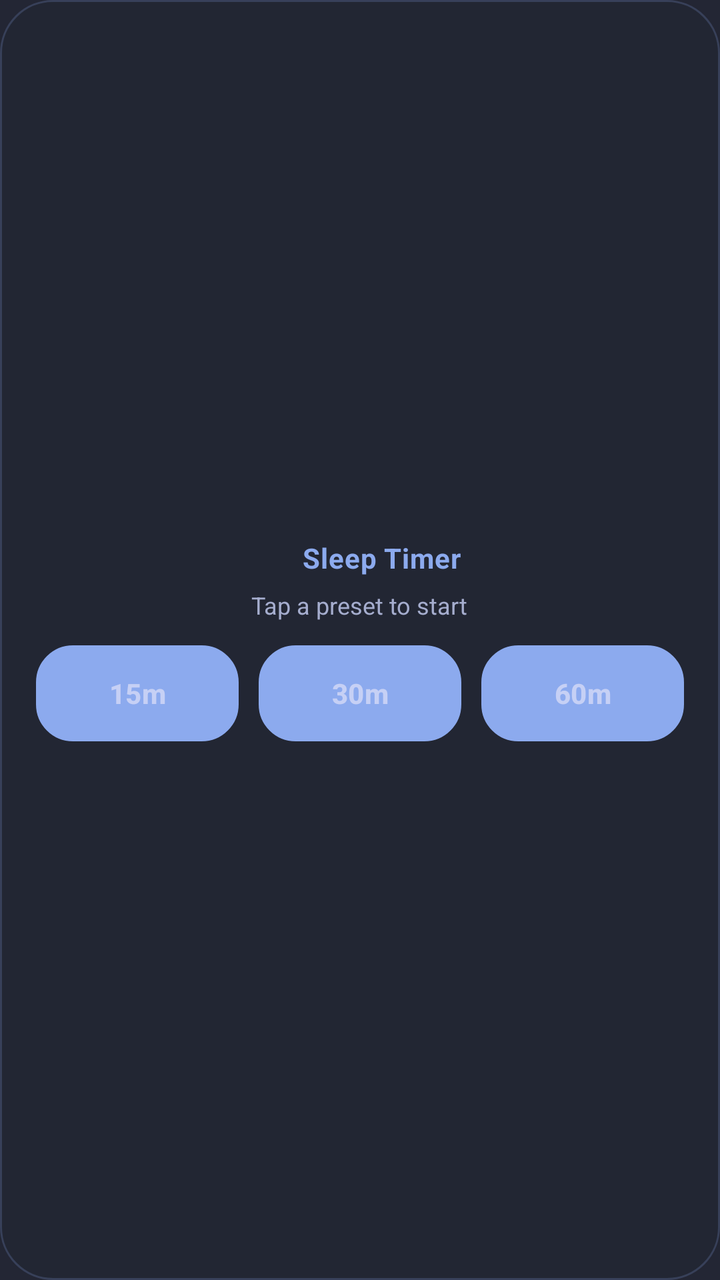
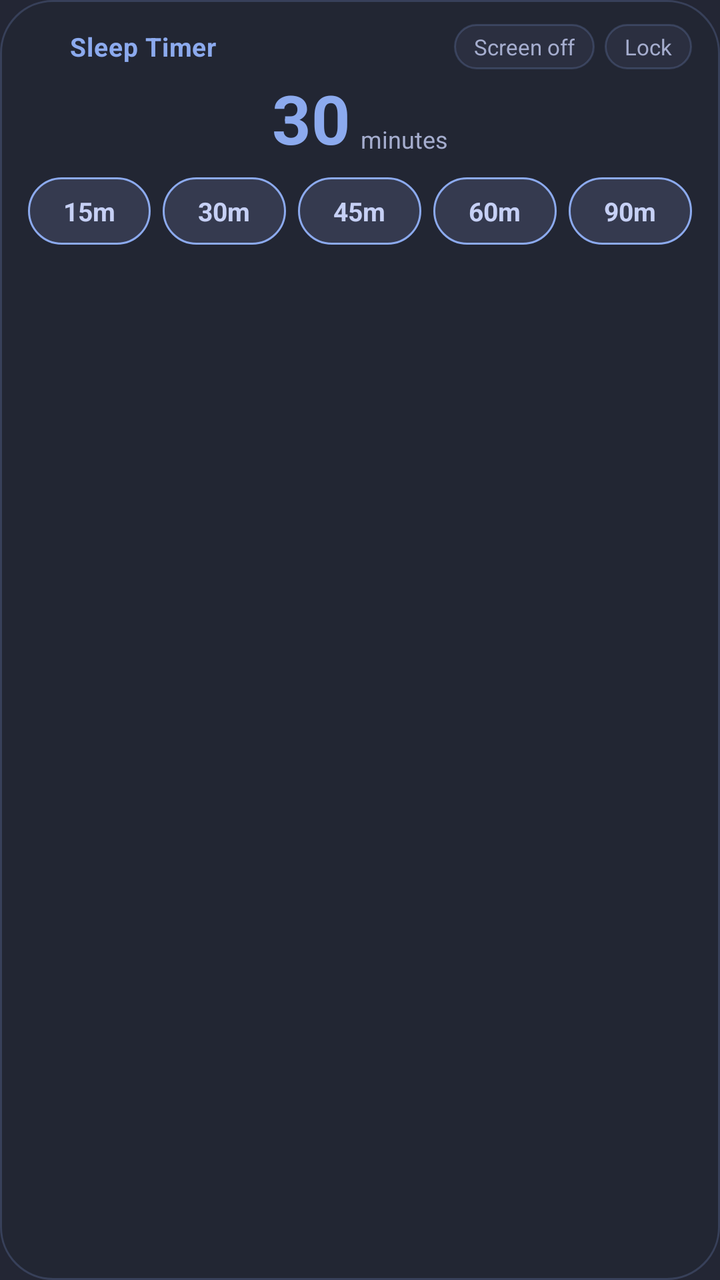

Before-and-after screenshots of an Android layout around one commit, followed by the original layout XML and the change that was made.
<!-- AndroidManifest.xml: application theme Theme.SleepTimer -->
<!-- res/layout/widget_sleep_timer.xml -->
<?xml version="1.0" encoding="utf-8"?>
<LinearLayout xmlns:android="http://schemas.android.com/apk/res/android"
    android:layout_width="match_parent"
    android:layout_height="match_parent"
    android:orientation="vertical"
    android:gravity="center"
    android:background="@drawable/widget_bg"
    android:paddingHorizontal="18dp"
    android:paddingVertical="16dp">

    
    <LinearLayout
        android:layout_width="wrap_content"
        android:layout_height="wrap_content"
        android:orientation="horizontal"
        android:gravity="center_vertical">

        <ImageView
            android:layout_width="16dp"
            android:layout_height="16dp"
            android:layout_marginEnd="6dp"
            android:src="@drawable/ic_stat_timer"
            android:tint="@color/accent"
            android:contentDescription="@null" />

        <TextView
            android:id="@+id/widget_title"
            android:layout_width="wrap_content"
            android:layout_height="wrap_content"
            android:text="@string/widget_title"
            android:textColor="@color/accent"
            android:textSize="14sp"
            android:letterSpacing="0.02"
            android:textStyle="bold" />
    </LinearLayout>

    
    <LinearLayout
        android:id="@+id/widget_idle"
        android:layout_width="match_parent"
        android:layout_height="wrap_content"
        android:orientation="vertical"
        android:gravity="center_horizontal">

        <TextView
            android:layout_width="wrap_content"
            android:layout_height="wrap_content"
            android:layout_marginTop="6dp"
            android:layout_marginBottom="12dp"
            android:text="@string/widget_tap"
            android:textColor="@color/on_bg_dim"
            android:textSize="12sp" />

        <LinearLayout
            android:layout_width="match_parent"
            android:layout_height="wrap_content"
            android:orientation="horizontal"
            android:baselineAligned="false">

            <Button
                android:id="@+id/widget_preset_1"
                android:layout_width="0dp"
                android:layout_height="wrap_content"
                android:layout_weight="1"
                android:layout_marginEnd="5dp"
                android:paddingVertical="9dp"
                android:background="@drawable/widget_preset_bg"
                android:text="@string/preset_15"
                android:textColor="@color/on_bg"
                android:textSize="14sp"
                android:textStyle="bold" />

            <Button
                android:id="@+id/widget_preset_2"
                android:layout_width="0dp"
                android:layout_height="wrap_content"
                android:layout_weight="1"
                android:layout_marginHorizontal="5dp"
                android:paddingVertical="9dp"
                android:background="@drawable/widget_preset_bg"
                android:text="@string/preset_30"
                android:textColor="@color/on_bg"
                android:textSize="14sp"
                android:textStyle="bold" />

            <Button
                android:id="@+id/widget_preset_3"
                android:layout_width="0dp"
                android:layout_height="wrap_content"
                android:layout_weight="1"
                android:layout_marginStart="5dp"
                android:paddingVertical="9dp"
                android:background="@drawable/widget_preset_bg"
                android:text="@string/preset_60"
                android:textColor="@color/on_bg"
                android:textSize="14sp"
                android:textStyle="bold" />
        </LinearLayout>
    </LinearLayout>

    
    <LinearLayout
        android:id="@+id/widget_running"
        android:layout_width="match_parent"
        android:layout_height="wrap_content"
        android:orientation="vertical"
        android:gravity="center_horizontal"
        android:visibility="gone">

        <Chronometer
            android:id="@+id/widget_chrono"
            android:layout_width="wrap_content"
            android:layout_height="wrap_content"
            android:layout_marginTop="8dp"
            android:layout_marginBottom="12dp"
            android:gravity="center"
            android:textColor="@color/accent"
            android:textSize="40sp"
            android:textStyle="bold"
            android:includeFontPadding="false" />

        <Button
            android:id="@+id/widget_cancel"
            android:layout_width="wrap_content"
            android:layout_height="wrap_content"
            android:minWidth="140dp"
            android:paddingHorizontal="32dp"
            android:paddingVertical="10dp"
            android:background="@drawable/widget_cancel_bg"
            android:text="@string/action_cancel"
            android:textColor="@color/on_bg"
            android:textSize="14sp"
            android:textStyle="bold" />
    </LinearLayout>

</LinearLayout>
<!-- resources referenced by this layout -->
<resources>
  <color name="accent">#8caaee</color>
  <color name="on_bg">#c6d0f5</color>
  <color name="on_bg_dim">#a5adce</color>
  <!-- drawable ic_stat_timer (drawable) -->
  <vector xmlns:android="http://schemas.android.com/apk/res/android"
      android:width="24dp"
      android:height="24dp"
      android:viewportWidth="24"
      android:viewportHeight="24">
      <path
          android:fillColor="#FFFFFFFF"
          android:pathData="M12,3 A9,9 0 1,0 12,21 A7,7 0 1,1 12,3 Z" />
  </vector>
  <!-- drawable widget_bg (drawable) -->
  <?xml version="1.0" encoding="utf-8"?>
  <shape xmlns:android="http://schemas.android.com/apk/res/android"
      android:shape="rectangle">
      <solid android:color="@color/widget_bg" />
      <corners android:radius="26dp" />
      <stroke android:width="1dp" android:color="@color/widget_stroke" />
  </shape>
  <!-- drawable widget_cancel_bg (drawable) -->
  <?xml version="1.0" encoding="utf-8"?>
  <shape xmlns:android="http://schemas.android.com/apk/res/android"
      android:shape="rectangle">
      <solid android:color="@color/surface_variant" />
      <corners android:radius="24dp" />
  </shape>
  <!-- drawable widget_preset_bg (drawable) -->
  <?xml version="1.0" encoding="utf-8"?>
  <shape xmlns:android="http://schemas.android.com/apk/res/android"
      android:shape="rectangle">
      <solid android:color="@color/surface_variant" />
      <corners android:radius="18dp" />
      <stroke android:width="1dp" android:color="@color/accent" />
  </shape>
  <string name="action_cancel">Cancel</string>
  <string name="preset_15">15m</string>
  <string name="preset_30">30m</string>
  <string name="preset_60">60m</string>
  <string name="widget_tap">Tap a preset to start</string>
  <string name="widget_title">Sleep Timer</string>
  <style name="Theme.SleepTimer" parent="Theme.Material3.Dark.NoActionBar">
          <item name="colorPrimary">@color/accent</item>
          <item name="colorOnPrimary">@color/accent_on</item>
          <item name="colorSecondary">@color/accent</item>
          <item name="android:colorBackground">@color/bg</item>
          <item name="colorSurface">@color/surface</item>
          <item name="colorSurfaceVariant">@color/surface_variant</item>
          <item name="colorOnSurface">@color/on_bg</item>
          <item name="colorOnSurfaceVariant">@color/on_bg_dim</item>
          <item name="android:windowBackground">@color/bg</item>
          <item name="android:statusBarColor">@color/bg</item>
          <item name="android:navigationBarColor">@color/bg</item>
      </style>
  <color name="widget_bg">#e6232634</color>
  <color name="widget_stroke">#338caaee</color>
  <color name="surface_variant">#353a4f</color>
  <color name="accent_on">#232634</color>
  <color name="bg">#232634</color>
  <color name="surface">#2b2f40</color>
</resources>

<!-- the commit's change to res/layout/widget_sleep_timer.xml (unified diff, before → after) -->
@@ -1,37 +1,108 @@
 <?xml version="1.0" encoding="utf-8"?>
 <LinearLayout xmlns:android="http://schemas.android.com/apk/res/android"
+    xmlns:tools="http://schemas.android.com/tools"
     android:layout_width="match_parent"
     android:layout_height="match_parent"
     android:orientation="vertical"
-    android:gravity="center"
     android:background="@drawable/widget_bg"
-    android:paddingHorizontal="18dp"
-    android:paddingVertical="16dp">
-
-    
-    <LinearLayout
-        android:layout_width="wrap_content"
-        android:layout_height="wrap_content"
-        android:orientation="horizontal"
-        android:gravity="center_vertical">
+    android:paddingHorizontal="14dp"
+    android:paddingVertical="12dp">
+
+    
+    <LinearLayout
+        android:layout_width="match_parent"
+        android:layout_height="wrap_content"
+        android:orientation="horizontal"
+        android:gravity="center_vertical"
+        android:baselineAligned="false">
 
         <ImageView
-            android:layout_width="16dp"
-            android:layout_height="16dp"
+            android:id="@+id/widget_icon"
+            android:layout_width="15dp"
+            android:layout_height="15dp"
             android:layout_marginEnd="6dp"
             android:src="@drawable/ic_stat_timer"
             android:tint="@color/accent"
-            android:contentDescription="@null" />
+            android:contentDescription="@string/widget_title"
+            tools:ignore="UseAppTint" />
 
         <TextView
             android:id="@+id/widget_title"
-            android:layout_width="wrap_content"
-            android:layout_height="wrap_content"
+            android:layout_width="0dp"
+            android:layout_height="wrap_content"
+            android:layout_weight="1"
             android:text="@string/widget_title"
             android:textColor="@color/accent"
-            android:textSize="14sp"
-            android:letterSpacing="0.02"
-            android:textStyle="bold" />
+            android:textSize="13sp"
+            android:textStyle="bold"
+            android:letterSpacing="0.02" />
+
+        <TextView
+            android:id="@+id/widget_screen_off"
+            android:layout_width="wrap_content"
+            android:layout_height="wrap_content"
+            android:background="@drawable/widget_chip_off"
+            android:gravity="center"
+            android:paddingHorizontal="10dp"
+            android:paddingVertical="4dp"
+            android:text="@string/widget_screen_off"
+            android:textColor="@color/on_bg_dim"
+            android:textSize="11sp" />
+
+        <TextView
+            android:id="@+id/widget_lock"
+            android:layout_width="wrap_content"
+            android:layout_height="wrap_content"
+            android:layout_marginStart="5dp"
+            android:background="@drawable/widget_chip_off"
+            android:gravity="center"
+            android:paddingHorizontal="10dp"
+            android:paddingVertical="4dp"
+            android:text="@string/widget_lock"
+            android:textColor="@color/on_bg_dim"
+            android:textSize="11sp" />
+    </LinearLayout>
+
+    
+    <LinearLayout
+        android:layout_width="wrap_content"
+        android:layout_height="wrap_content"
+        android:layout_gravity="center_horizontal"
+        android:layout_marginTop="6dp"
+        android:orientation="horizontal"
+        android:gravity="bottom"
+        android:baselineAligned="false">
+
+        <TextView
+            android:id="@+id/widget_value"
+            android:layout_width="wrap_content"
+            android:layout_height="wrap_content"
+            android:text="30"
+            android:textColor="@color/accent"
+            android:textSize="34sp"
+            android:textStyle="bold"
+            android:includeFontPadding="false" />
+
+        <Chronometer
+            android:id="@+id/widget_chrono"
+            android:layout_width="wrap_content"
+            android:layout_height="wrap_content"
+            android:textColor="@color/accent"
+            android:textSize="34sp"
+            android:textStyle="bold"
+            android:includeFontPadding="false"
+            android:visibility="gone" />
+
+        
+        <TextView
+            android:id="@+id/widget_sub"
+            android:layout_width="wrap_content"
+            android:layout_height="wrap_content"
+            android:layout_marginStart="5dp"
+            android:layout_marginBottom="3dp"
+            android:text="@string/minutes"
+            android:textColor="@color/on_bg_dim"
+            android:textSize="12sp" />
     </LinearLayout>
 
     
@@ -39,63 +110,79 @@
         android:id="@+id/widget_idle"
         android:layout_width="match_parent"
         android:layout_height="wrap_content"
-        android:orientation="vertical"
-        android:gravity="center_horizontal">
-
-        <TextView
-            android:layout_width="wrap_content"
-            android:layout_height="wrap_content"
-            android:layout_marginTop="6dp"
-            android:layout_marginBottom="12dp"
-            android:text="@string/widget_tap"
-            android:textColor="@color/on_bg_dim"
-            android:textSize="12sp" />
-
-        <LinearLayout
-            android:layout_width="match_parent"
-            android:layout_height="wrap_content"
-            android:orientation="horizontal"
-            android:baselineAligned="false">
-
-            <Button
-                android:id="@+id/widget_preset_1"
-                android:layout_width="0dp"
-                android:layout_height="wrap_content"
-                android:layout_weight="1"
-                android:layout_marginEnd="5dp"
-                android:paddingVertical="9dp"
-                android:background="@drawable/widget_preset_bg"
-                android:text="@string/preset_15"
-                android:textColor="@color/on_bg"
-                android:textSize="14sp"
-                android:textStyle="bold" />
-
-            <Button
-                android:id="@+id/widget_preset_2"
-                android:layout_width="0dp"
-                android:layout_height="wrap_content"
-                android:layout_weight="1"
-                android:layout_marginHorizontal="5dp"
-                android:paddingVertical="9dp"
-                android:background="@drawable/widget_preset_bg"
-                android:text="@string/preset_30"
-                android:textColor="@color/on_bg"
-                android:textSize="14sp"
-                android:textStyle="bold" />
-
-            <Button
-                android:id="@+id/widget_preset_3"
-                android:layout_width="0dp"
-                android:layout_height="wrap_content"
-                android:layout_weight="1"
-                android:layout_marginStart="5dp"
-                android:paddingVertical="9dp"
-                android:background="@drawable/widget_preset_bg"
-                android:text="@string/preset_60"
-                android:textColor="@color/on_bg"
-                android:textSize="14sp"
-                android:textStyle="bold" />
-        </LinearLayout>
+        android:layout_marginTop="8dp"
+        android:orientation="horizontal"
+        android:baselineAligned="false">
+
+        <TextView
+            android:id="@+id/widget_preset_1"
+            android:layout_width="0dp"
+            android:layout_height="wrap_content"
+            android:layout_weight="1"
+            android:layout_marginEnd="3dp"
+            android:background="@drawable/widget_preset_bg"
+            android:gravity="center"
+            android:paddingVertical="8dp"
+            android:text="@string/preset_15"
+            android:textColor="@color/on_bg"
+            android:textSize="13sp"
+            android:textStyle="bold" />
+
+        <TextView
+            android:id="@+id/widget_preset_2"
+            android:layout_width="0dp"
+            android:layout_height="wrap_content"
+            android:layout_weight="1"
+            android:layout_marginHorizontal="3dp"
+            android:background="@drawable/widget_preset_bg"
+            android:gravity="center"
+            android:paddingVertical="8dp"
+            android:text="@string/preset_30"
+            android:textColor="@color/on_bg"
+            android:textSize="13sp"
+            android:textStyle="bold" />
+
+        <TextView
+            android:id="@+id/widget_preset_3"
+            android:layout_width="0dp"
+            android:layout_height="wrap_content"
+            android:layout_weight="1"
+            android:layout_marginHorizontal="3dp"
+            android:background="@drawable/widget_preset_bg"
+            android:gravity="center"
+            android:paddingVertical="8dp"
+            android:text="@string/preset_45"
+            android:textColor="@color/on_bg"
+            android:textSize="13sp"
+            android:textStyle="bold" />
+
+        <TextView
+            android:id="@+id/widget_preset_4"
+            android:layout_width="0dp"
+            android:layout_height="wrap_content"
+            android:layout_weight="1"
+            android:layout_marginHorizontal="3dp"
+            android:background="@drawable/widget_preset_bg"
+            android:gravity="center"
+            android:paddingVertical="8dp"
+            android:text="@string/preset_60"
+            android:textColor="@color/on_bg"
+            android:textSize="13sp"
+            android:textStyle="bold" />
+
+        <TextView
+            android:id="@+id/widget_preset_5"
+            android:layout_width="0dp"
+            android:layout_height="wrap_content"
+            android:layout_weight="1"
+            android:layout_marginStart="3dp"
+            android:background="@drawable/widget_preset_bg"
+            android:gravity="center"
+            android:paddingVertical="8dp"
+            android:text="@string/preset_90"
+            android:textColor="@color/on_bg"
+            android:textSize="13sp"
+            android:textStyle="bold" />
     </LinearLayout>
 
     
@@ -103,33 +190,51 @@
         android:id="@+id/widget_running"
         android:layout_width="match_parent"
         android:layout_height="wrap_content"
-        android:orientation="vertical"
-        android:gravity="center_horizontal"
+        android:layout_marginTop="8dp"
+        android:orientation="horizontal"
+        android:baselineAligned="false"
         android:visibility="gone">
 
-        <Chronometer
-            android:id="@+id/widget_chrono"
-            android:layout_width="wrap_content"
-            android:layout_height="wrap_content"
-            android:layout_marginTop="8dp"
-            android:layout_marginBottom="12dp"
-            android:gravity="center"
-            android:textColor="@color/accent"
-            android:textSize="40sp"
-            android:textStyle="bold"
-            android:includeFontPadding="false" />
-
-        <Button
+        <TextView
+            android:id="@+id/widget_minus"
+            android:layout_width="0dp"
+            android:layout_height="wrap_content"
+            android:layout_weight="1"
+            android:layout_marginEnd="4dp"
+            android:background="@drawable/widget_preset_bg"
+            android:gravity="center"
+            android:paddingVertical="8dp"
+            android:text="@string/widget_minus"
+            android:textColor="@color/on_bg"
+            android:textSize="13sp"
+            android:textStyle="bold" />
+
+        <TextView
+            android:id="@+id/widget_plus"
+            android:layout_width="0dp"
+            android:layout_height="wrap_content"
+            android:layout_weight="1"
+            android:layout_marginHorizontal="4dp"
+            android:background="@drawable/widget_preset_bg"
+            android:gravity="center"
+            android:paddingVertical="8dp"
+            android:text="@string/widget_plus"
+            android:textColor="@color/on_bg"
+            android:textSize="13sp"
+            android:textStyle="bold" />
+
+        <TextView
             android:id="@+id/widget_cancel"
-            android:layout_width="wrap_content"
-            android:layout_height="wrap_content"
-            android:minWidth="140dp"
-            android:paddingHorizontal="32dp"
-            android:paddingVertical="10dp"
+            android:layout_width="0dp"
+            android:layout_height="wrap_content"
+            android:layout_weight="2"
+            android:layout_marginStart="4dp"
             android:background="@drawable/widget_cancel_bg"
+            android:gravity="center"
+            android:paddingVertical="8dp"
             android:text="@string/action_cancel"
             android:textColor="@color/on_bg"
-            android:textSize="14sp"
+            android:textSize="13sp"
             android:textStyle="bold" />
     </LinearLayout>
 
<!-- resource entries referenced after the edit -->
@@ -28,6 +28,14 @@
       <solid android:color="@color/surface_variant" />
       <corners android:radius="24dp" />
   </shape>
+  <!-- drawable widget_chip_off (drawable) -->
+  <?xml version="1.0" encoding="utf-8"?>
+  <shape xmlns:android="http://schemas.android.com/apk/res/android"
+      android:shape="rectangle">
+      <solid android:color="@color/surface" />
+      <corners android:radius="14dp" />
+      <stroke android:width="1dp" android:color="@color/widget_stroke" />
+  </shape>
   <!-- drawable widget_preset_bg (drawable) -->
   <?xml version="1.0" encoding="utf-8"?>
   <shape xmlns:android="http://schemas.android.com/apk/res/android"
@@ -37,10 +45,16 @@
       <stroke android:width="1dp" android:color="@color/accent" />
   </shape>
   <string name="action_cancel">Cancel</string>
+  <string name="minutes">minutes</string>
   <string name="preset_15">15m</string>
   <string name="preset_30">30m</string>
+  <string name="preset_45">45m</string>
   <string name="preset_60">60m</string>
-  <string name="widget_tap">Tap a preset to start</string>
+  <string name="preset_90">90m</string>
+  <string name="widget_lock">Lock</string>
+  <string name="widget_minus">−5</string>
+  <string name="widget_plus">+5</string>
+  <string name="widget_screen_off">Screen off</string>
   <string name="widget_title">Sleep Timer</string>
   <style name="Theme.SleepTimer" parent="Theme.Material3.Dark.NoActionBar">
           <item name="colorPrimary">@color/accent</item>
